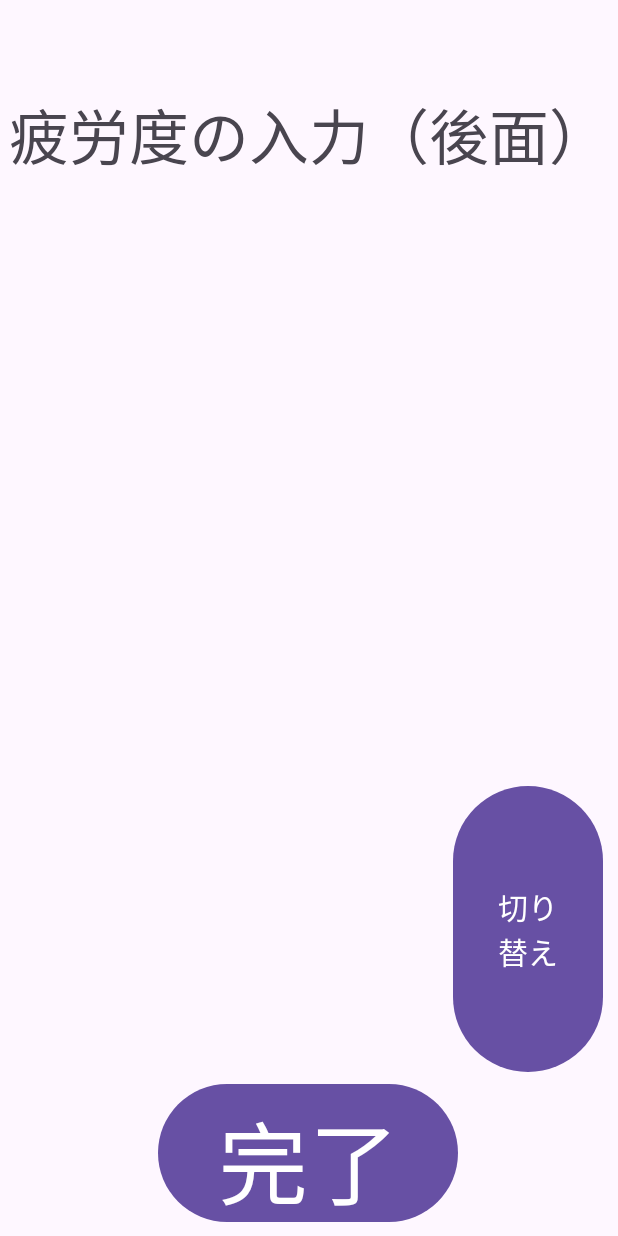
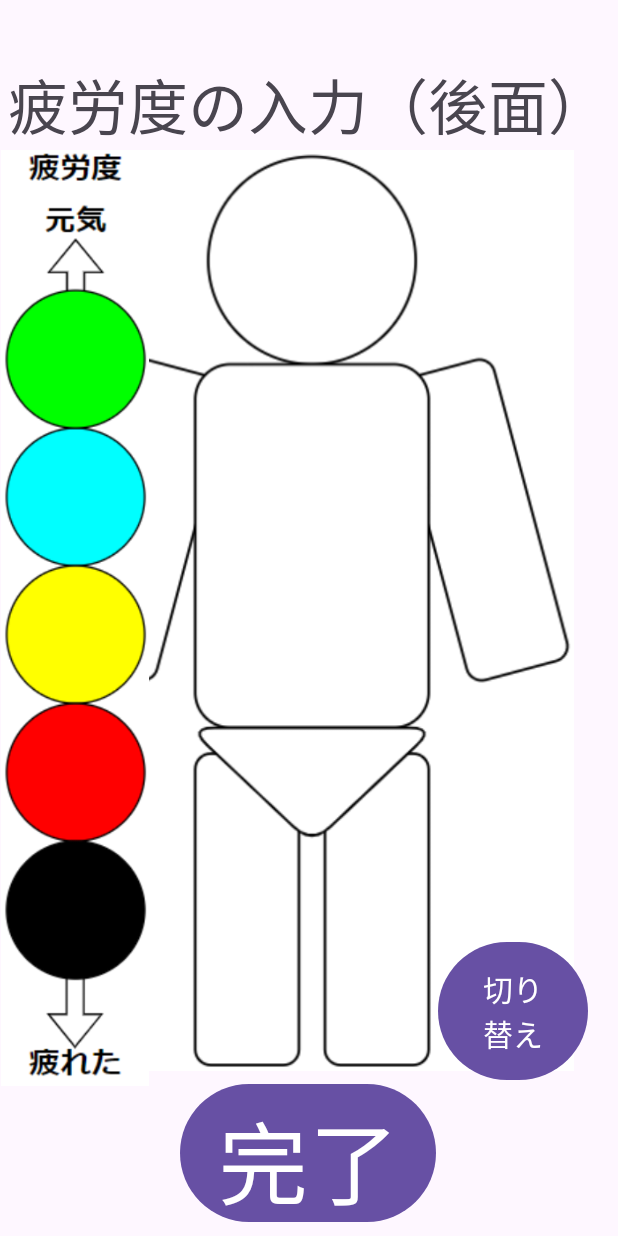
Before and after one commit to poporonB/Mascle, an Android app: the FatigueLevelsBack screen opened directly, with no data from a screen before it, on a phone screen of 412 x 824 dp. Run offline under Robolectric (Android 15) with nearby library versions, the light colour scheme and no system bars.

Commit message:
miyazaki_3/8_19:50

```diff
--- a/app/src/main/java/com/example/mascle/FatigueLevels.kt
+++ b/app/src/main/java/com/example/mascle/FatigueLevels.kt
@@ -10,7 +10,7 @@ import androidx.appcompat.app.AppCompatActivity
 
 var flag_fat: Boolean = false
 var colorArray = arrayOf(Color.GREEN, Color.CYAN, Color.YELLOW, Color.RED, Color.BLACK)
-var countClick = arrayOf(0,0,0,0,0,0,0)
+var countClick = arrayOf(0,0,0,0,0,0,0,0,0,0)
 class FatigueLevels : AppCompatActivity(){
     override fun onCreate(savedInstanceState: Bundle?) {
         super.onCreate(savedInstanceState)
@@ -69,7 +69,6 @@ class FatigueLevels : AppCompatActivity(){
             countClick[5] = (countClick[5] + 1) % colorArray.size
             leftLeg.setBackgroundColor(colorArray[countClick[5]])
         }
-
     }
 }
 
@@ -92,5 +91,23 @@ class FatigueLevelsBack : AppCompatActivity() {
             startActivity(Intent(this, FatigueLevels::class.java))
         }
 
+        var back = findViewById<Button>(R.id.back)
+        back.setBackgroundColor(colorArray[countClick[6]])
+        back.setOnClickListener {
+            countClick[6] = (countClick[6] + 1) % colorArray.size
+            back.setBackgroundColor(colorArray[countClick[6]])
+        }
+        var rightcalf = findViewById<Button>(R.id.right_calf)
+        rightcalf.setBackgroundColor(colorArray[countClick[7]])
+        rightcalf.setOnClickListener {
+            countClick[7] = (countClick[7] + 1) % colorArray.size
+            rightcalf.setBackgroundColor(colorArray[countClick[7]])
+        }
+        var leftcalf = findViewById<Button>(R.id.left_calf)
+        leftcalf.setBackgroundColor(colorArray[countClick[8]])
+        leftcalf.setOnClickListener {
+            countClick[8] = (countClick[8] + 1) % colorArray.size
+            leftcalf.setBackgroundColor(colorArray[countClick[8]])
+        }
     }
 }
--- a/app/src/main/res/layout/activity_fatigure_back.xml
+++ b/app/src/main/res/layout/activity_fatigure_back.xml
@@ -6,10 +6,33 @@
     android:layout_height="match_parent"
     tools:context=".MainActivity">
 
+    <LinearLayout
+        android:id="@+id/linearLayout"
+        android:layout_width="match_parent"
+        android:layout_height="match_parent"
+        android:layout_marginStart="20dp"
+        android:layout_marginTop="100dp"
+        android:layout_marginEnd="20dp"
+        android:layout_marginBottom="110dp"
+        android:orientation="vertical"
+        app:layout_constraintBottom_toBottomOf="parent"
+        app:layout_constraintEnd_toEndOf="parent"
+        app:layout_constraintStart_toStartOf="parent"
+        app:layout_constraintTop_toTopOf="parent">
+
+        <ImageView
+            android:id="@+id/body_back"
+            android:layout_width="match_parent"
+            android:layout_height="match_parent"
+            android:background="#00FFFFFF"
+            android:baselineAligned="false"
+            app:srcCompat="@drawable/body_back" />
+
+    </LinearLayout>
 
     <Button
         android:id="@+id/fat_com_back"
-        android:layout_width="200dp"
+        android:layout_width="0dp"
         android:layout_height="100dp"
         android:layout_marginStart="120dp"
         android:layout_marginEnd="121dp"
@@ -25,7 +48,7 @@
         android:layout_width="400dp"
         android:layout_height="wrap_content"
         android:layout_marginStart="20dp"
-        android:layout_marginTop="60dp"
+        android:layout_marginTop="40dp"
         android:layout_marginEnd="20dp"
         android:gravity="center|top"
         android:text="疲労度の入力（後面）"
@@ -37,16 +60,78 @@
         app:layout_constraintTop_toTopOf="parent"
         app:layout_constraintVertical_bias="0.0" />
 
+    <ImageView
+        android:id="@+id/imageView"
+        android:layout_width="100dp"
+        android:layout_height="0dp"
+        android:layout_marginTop="100dp"
+        android:layout_marginBottom="100dp"
+        app:layout_constraintBottom_toBottomOf="parent"
+        app:layout_constraintStart_toStartOf="parent"
+        app:layout_constraintTop_toTopOf="parent"
+        app:srcCompat="@drawable/fatigurelevels" />
+
     <Button
         android:id="@+id/change_front"
         android:layout_width="100dp"
-        android:layout_height="0dp"
-        android:layout_marginTop="400dp"
-        android:layout_marginEnd="10dp"
+        android:layout_height="100dp"
+        android:layout_marginEnd="20dp"
+        android:layout_marginBottom="100dp"
         android:text="切り替え"
         android:textSize="20sp"
-        app:layout_constraintBottom_toTopOf="@+id/fat_com_back"
-        app:layout_constraintEnd_toEndOf="parent"
-        app:layout_constraintTop_toBottomOf="@+id/textView" />
+        app:layout_constraintBottom_toBottomOf="parent"
+        app:layout_constraintEnd_toEndOf="parent"/>
+
+    <Button
+        android:id="@+id/back"
+        android:layout_width="0dp"
+        android:layout_height="0dp"
+        android:layout_marginStart="230dp"
+        android:layout_marginTop="190dp"
+        android:layout_marginEnd="230dp"
+        android:layout_marginBottom="390dp"
+        app:layout_constraintBottom_toBottomOf="@+id/linearLayout"
+        app:layout_constraintEnd_toEndOf="@+id/linearLayout"
+        app:layout_constraintHorizontal_bias="1.0"
+        app:layout_constraintStart_toStartOf="@+id/linearLayout"
+        app:layout_constraintTop_toTopOf="@+id/linearLayout"
+        app:layout_constraintVertical_bias="1.0"
+        android:width="10dp"
+        android:color="#000000"/>
+
+    <Button
+        android:id="@+id/right_calf"
+        android:layout_width="0dp"
+        android:layout_height="0dp"
+        android:layout_marginStart="180dp"
+        android:layout_marginTop="540dp"
+        android:layout_marginEnd="290dp"
+        android:layout_marginBottom="40dp"
+        app:layout_constraintBottom_toBottomOf="@+id/linearLayout"
+        app:layout_constraintEnd_toEndOf="@+id/linearLayout"
+        app:layout_constraintHorizontal_bias="1.0"
+        app:layout_constraintStart_toStartOf="@+id/linearLayout"
+        app:layout_constraintTop_toTopOf="@+id/linearLayout"
+        app:layout_constraintVertical_bias="1.0"
+        android:width="2dp"
+        android:color="#000000"/>
+
+    <Button
+        android:id="@+id/left_calf"
+        android:layout_width="0dp"
+        android:layout_height="0dp"
+        android:layout_marginStart="290dp"
+        android:layout_marginTop="540dp"
+        android:layout_marginEnd="180dp"
+        android:layout_marginBottom="40dp"
+        app:layout_constraintBottom_toBottomOf="@+id/linearLayout"
+        app:layout_constraintEnd_toEndOf="@+id/linearLayout"
+        app:layout_constraintHorizontal_bias="1.0"
+        app:layout_constraintStart_toStartOf="@+id/linearLayout"
+        app:layout_constraintTop_toTopOf="@+id/linearLayout"
+        app:layout_constraintVertical_bias="1.0"
+        android:width="2dp"
+        android:color="#000000"/>
+
 
 </androidx.constraintlayout.widget.ConstraintLayout>
--- a/app/src/main/res/layout/activity_fatigurelevels.xml
+++ b/app/src/main/res/layout/activity_fatigurelevels.xml
@@ -84,7 +84,9 @@
         app:layout_constraintHorizontal_bias="1.0"
         app:layout_constraintStart_toStartOf="@+id/linearLayout"
         app:layout_constraintTop_toTopOf="@+id/linearLayout"
-        app:layout_constraintVertical_bias="1.0" />
+        app:layout_constraintVertical_bias="1.0"
+        android:width="2dp"
+        android:color="#000000"/>
 
     <Button
         android:id="@+id/left_arm"
@@ -99,7 +101,9 @@
         app:layout_constraintHorizontal_bias="1.0"
         app:layout_constraintStart_toStartOf="@+id/linearLayout"
         app:layout_constraintTop_toTopOf="@+id/linearLayout"
-        app:layout_constraintVertical_bias="1.0" />
+        app:layout_constraintVertical_bias="1.0"
+        android:width="2dp"
+        android:color="#000000"/>
 
     <Button
         android:id="@+id/chest"
@@ -114,7 +118,9 @@
         app:layout_constraintHorizontal_bias="1.0"
         app:layout_constraintStart_toStartOf="@+id/linearLayout"
         app:layout_constraintTop_toTopOf="@+id/linearLayout"
-        app:layout_constraintVertical_bias="1.0" />
+        app:layout_constraintVertical_bias="1.0"
+        android:width="2dp"
+        android:color="#000000"/>
 
     <Button
         android:id="@+id/stomach"
@@ -129,7 +135,9 @@
         app:layout_constraintHorizontal_bias="1.0"
         app:layout_constraintStart_toStartOf="@+id/linearLayout"
         app:layout_constraintTop_toTopOf="@+id/linearLayout"
-        app:layout_constraintVertical_bias="1.0" />
+        app:layout_constraintVertical_bias="1.0"
+        android:width="2dp"
+        android:color="#000000"/>
 
     <Button
         android:id="@+id/right_leg"
@@ -144,7 +152,9 @@
         app:layout_constraintHorizontal_bias="1.0"
         app:layout_constraintStart_toStartOf="@+id/linearLayout"
         app:layout_constraintTop_toTopOf="@+id/linearLayout"
-        app:layout_constraintVertical_bias="1.0" />
+        app:layout_constraintVertical_bias="1.0"
+        android:width="2dp"
+        android:color="#000000"/>
 
     <Button
         android:id="@+id/left_leg"
@@ -159,6 +169,19 @@
         app:layout_constraintHorizontal_bias="1.0"
         app:layout_constraintStart_toStartOf="@+id/linearLayout"
         app:layout_constraintTop_toTopOf="@+id/linearLayout"
-        app:layout_constraintVertical_bias="1.0" />
+        app:layout_constraintVertical_bias="1.0"
+        android:width="2dp"
+        android:color="#000000"/>
+
+    <ImageView
+        android:id="@+id/imageView"
+        android:layout_width="100dp"
+        android:layout_height="0dp"
+        android:layout_marginTop="100dp"
+        android:layout_marginBottom="100dp"
+        app:layout_constraintBottom_toBottomOf="parent"
+        app:layout_constraintStart_toStartOf="parent"
+        app:layout_constraintTop_toTopOf="parent"
+        app:srcCompat="@drawable/fatigurelevels" />
 
 </androidx.constraintlayout.widget.ConstraintLayout>
```
Also changed, not shown: app/src/main/res/drawable/fatigurelevels.png (added).
